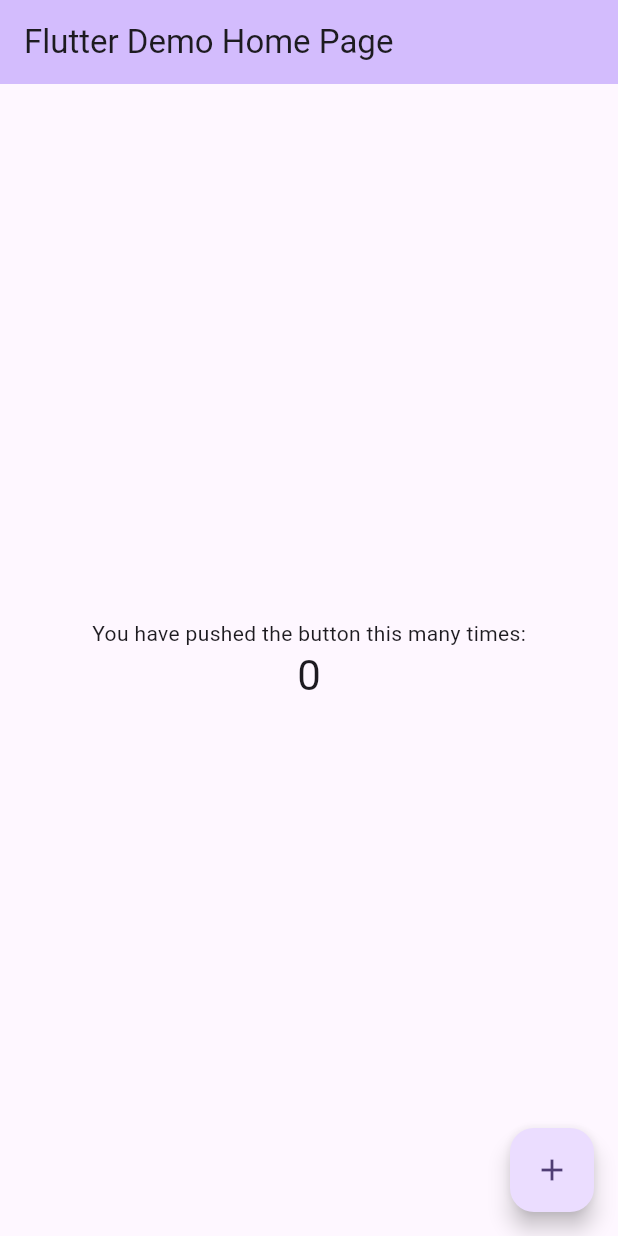
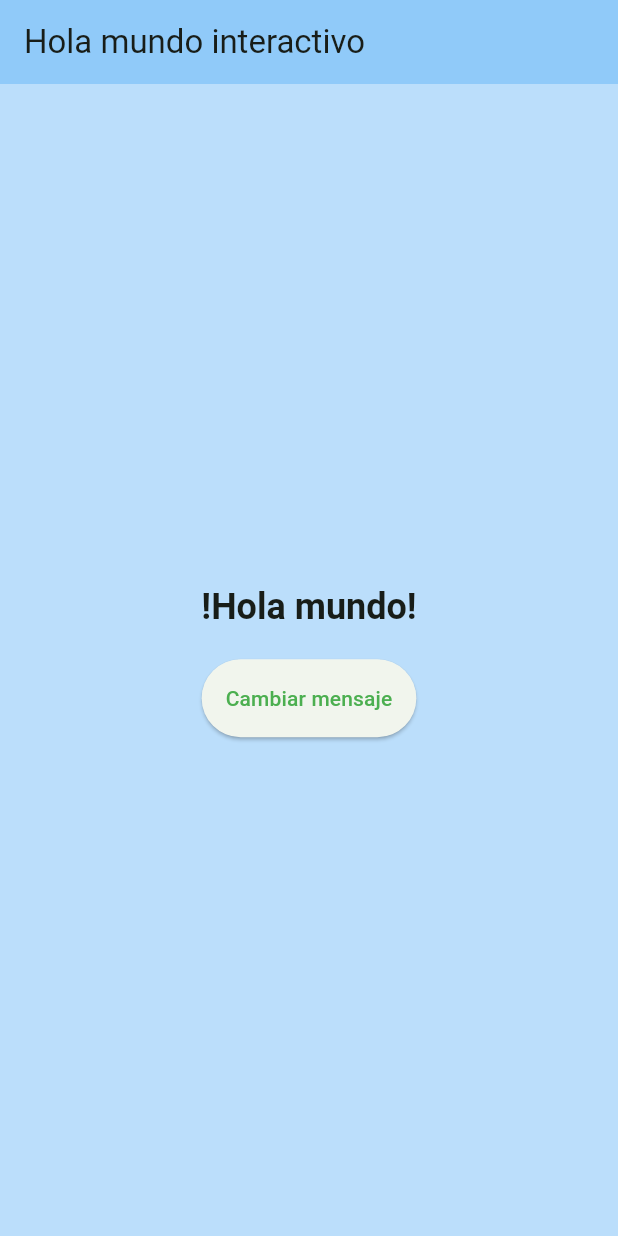
Before and after one commit to Eskantu/Flutter_roadmap, a Flutter app: the screen it shows after launch, on a phone screen of 412 x 824 dp. Run offline on Flutter 3.47's test engine with Material 3 defaults, Android fonts, the phone set to English and light mode, and no system bars.

Commit message:
1. Hola Mundo Interactivo

```diff
--- a/1.-Basico/hola_mundo/lib/main.dart
+++ b/1.-Basico/hola_mundo/lib/main.dart
@@ -11,41 +11,20 @@ class MyApp extends StatelessWidget {
   @override
   Widget build(BuildContext context) {
     return MaterialApp(
-      title: 'Flutter Demo',
+      debugShowCheckedModeBanner: false,
+      title: '1.- Hola mundo interactivo',
       theme: ThemeData(
-        // This is the theme of your application.
-        //
-        // TRY THIS: Try running your application with "flutter run". You'll see
-        // the application has a purple toolbar. Then, without quitting the app,
-        // try changing the seedColor in the colorScheme below to Colors.green
-        // and then invoke "hot reload" (save your changes or press the "hot
-        // reload" button in a Flutter-supported IDE, or press "r" if you used
-        // the command line to start the app).
-        //
-        // Notice that the counter didn't reset back to zero; the application
-        // state is not lost during the reload. To reset the state, use hot
-        // restart instead.
-        //
-        // This works for code too, not just values: Most code changes can be
-        // tested with just a hot reload.
-        colorScheme: ColorScheme.fromSeed(seedColor: Colors.deepPurple),
+        colorScheme: ColorScheme.fromSeed(
+          seedColor: const Color.fromARGB(255, 58, 183, 96),
+        ),
       ),
-      home: const MyHomePage(title: 'Flutter Demo Home Page'),
+      home: const MyHomePage(title: 'Hola mundo interactivo'),
     );
   }
 }
 
 class MyHomePage extends StatefulWidget {
   const MyHomePage({super.key, required this.title});
-
-  // This widget is the home page of your application. It is stateful, meaning
-  // that it has a State object (defined below) that contains fields that affect
-  // how it looks.
-
-  // This class is the configuration for the state. It holds the values (in this
-  // case the title) provided by the parent (in this case the App widget) and
-  // used by the build method of the State. Fields in a Widget subclass are
-  // always marked "final".
 
   final String title;
 
@@ -54,69 +33,46 @@ class MyHomePage extends StatefulWidget {
 }
 
 class _MyHomePageState extends State<MyHomePage> {
-  int _counter = 0;
-
-  void _incrementCounter() {
+  String _message = "!Hola mundo!";
+  bool _isButtonPressed = false;
+  void onChangeMessage() {
     setState(() {
-      // This call to setState tells the Flutter framework that something has
-      // changed in this State, which causes it to rerun the build method below
-      // so that the display can reflect the updated values. If we changed
-      // _counter without calling setState(), then the build method would not be
-      // called again, and so nothing would appear to happen.
-      _counter++;
+      _message = _isButtonPressed ? "!Flutter es increible!" : "!Hola mundo!";
+      _isButtonPressed = !_isButtonPressed;
     });
   }
 
   @override
   Widget build(BuildContext context) {
-    // This method is rerun every time setState is called, for instance as done
-    // by the _incrementCounter method above.
-    //
-    // The Flutter framework has been optimized to make rerunning build methods
-    // fast, so that you can just rebuild anything that needs updating rather
-    // than having to individually change instances of widgets.
     return Scaffold(
+      backgroundColor: Colors.blue[100],
       appBar: AppBar(
-        // TRY THIS: Try changing the color here to a specific color (to
-        // Colors.amber, perhaps?) and trigger a hot reload to see the AppBar
-        // change color while the other colors stay the same.
-        backgroundColor: Theme.of(context).colorScheme.inversePrimary,
-        // Here we take the value from the MyHomePage object that was created by
-        // the App.build method, and use it to set our appbar title.
+        backgroundColor: Colors.blue[200],
         title: Text(widget.title),
       ),
       body: Center(
-        // Center is a layout widget. It takes a single child and positions it
-        // in the middle of the parent.
         child: Column(
-          // Column is also a layout widget. It takes a list of children and
-          // arranges them vertically. By default, it sizes itself to fit its
-          // children horizontally, and tries to be as tall as its parent.
-          //
-          // Column has various properties to control how it sizes itself and
-          // how it positions its children. Here we use mainAxisAlignment to
-          // center the children vertically; the main axis here is the vertical
-          // axis because Columns are vertical (the cross axis would be
-          // horizontal).
-          //
-          // TRY THIS: Invoke "debug painting" (choose the "Toggle Debug Paint"
-          // action in the IDE, or press "p" in the console), to see the
-          // wireframe for each widget.
           mainAxisAlignment: MainAxisAlignment.center,
           children: <Widget>[
-            const Text('You have pushed the button this many times:'),
             Text(
-              '$_counter',
-              style: Theme.of(context).textTheme.headlineMedium,
+              _message,
+              style: Theme.of(context).textTheme.headlineMedium!.copyWith(
+                fontSize: 24,
+                fontWeight: FontWeight.bold,
+              ),
+            ),
+            const SizedBox(height: 20),
+            ElevatedButton(
+              style: ElevatedButton.styleFrom(
+                padding: const EdgeInsets.all(16),
+                foregroundColor: Colors.green,
+              ),
+              onPressed: onChangeMessage,
+              child: Text("Cambiar mensaje"),
             ),
           ],
         ),
       ),
-      floatingActionButton: FloatingActionButton(
-        onPressed: _incrementCounter,
-        tooltip: 'Increment',
-        child: const Icon(Icons.add),
-      ), // This trailing comma makes auto-formatting nicer for build methods.
     );
   }
 }
```
